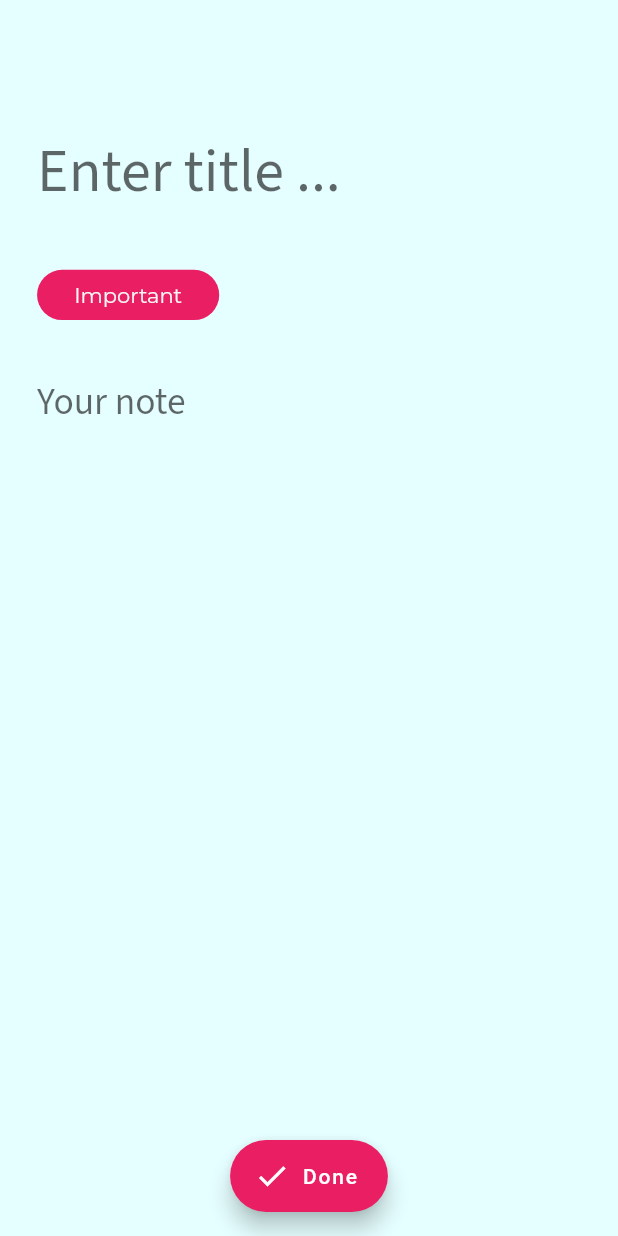
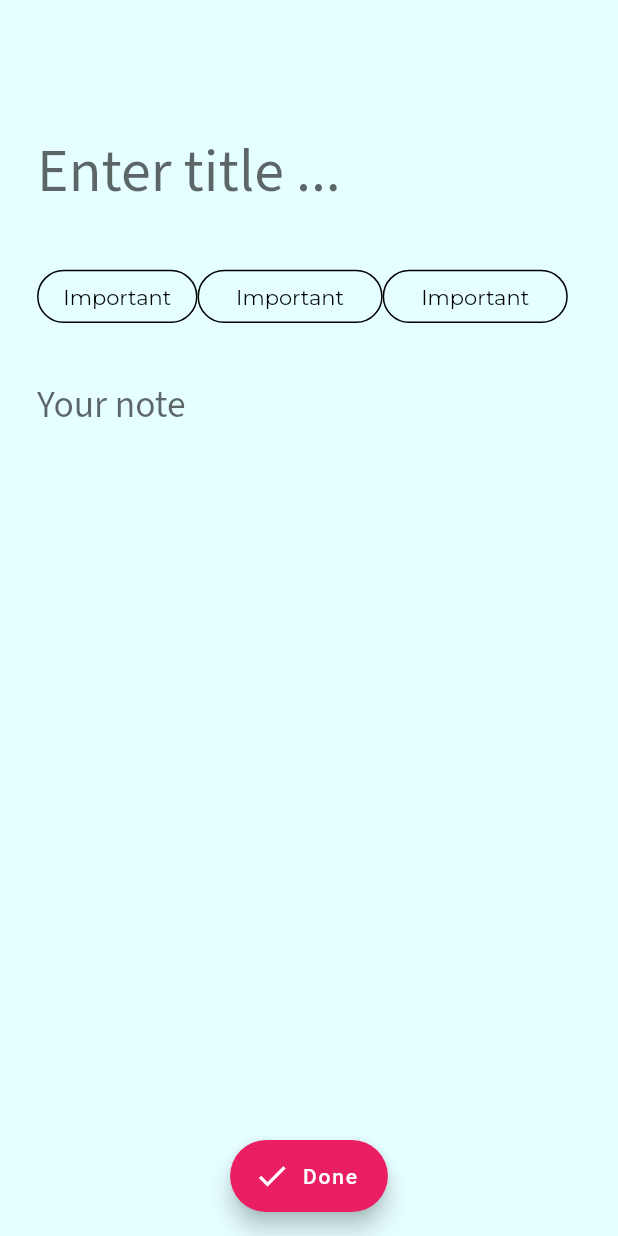
Before and after one commit to kaifakhtar/FlashNotes, a Flutter app: the InsertNoteScreen screen opened by its route, on a phone screen of 412 x 824 dp. Run offline on Flutter 3.47's test engine with Material 2 defaults, Android fonts, the phone set to English and light mode, and no system bars; our stand-ins replace google_fonts, sqflite; missing offline and left inert: dart:ffi; accounts and stored records are empty.

Commit message:
added priority chips design

```diff
--- a/lib/widgets/chips_importance_row.dart
+++ b/lib/widgets/chips_importance_row.dart
@@ -12,12 +12,37 @@ class ChipsPriority extends StatelessWidget {
       children: [
         Container(
           child: Padding(
-            padding:  EdgeInsets.symmetric(vertical: screenHeight*0.01, horizontal: screenHeight*0.03),
-            child: Text("Important",style: GoogleFonts.montserrat(color: Colors.grey[100]),),
+            padding:  EdgeInsets.symmetric(vertical: screenHeight*0.01, horizontal: screenHeight*0.02),
+            child: Text("Important",style: GoogleFonts.montserrat(color: Colors.black),),
           ),
           decoration: BoxDecoration(
-              color: Colors.pink,
+            border: Border.all(),
+            //  color: Colors.pink,
             borderRadius: BorderRadius.circular(screenHeight*0.06)
+          ),
+
+        ),
+        Container(
+          child: Padding(
+            padding:  EdgeInsets.symmetric(vertical: screenHeight*0.01, horizontal: screenHeight*0.03),
+            child: Text("Important",style: GoogleFonts.montserrat(color: Colors.black),),
+          ),
+          decoration: BoxDecoration(
+              border: Border.all(),
+
+              borderRadius: BorderRadius.circular(screenHeight*0.06)
+          ),
+
+        ),
+        Container(
+          child: Padding(
+            padding:  EdgeInsets.symmetric(vertical: screenHeight*0.01, horizontal: screenHeight*0.03),
+            child: Text("Important",style: GoogleFonts.montserrat(color: Colors.black),),
+          ),
+          decoration: BoxDecoration(
+              border: Border.all(),
+
+              borderRadius: BorderRadius.circular(screenHeight*0.06)
           ),
 
         )
```
